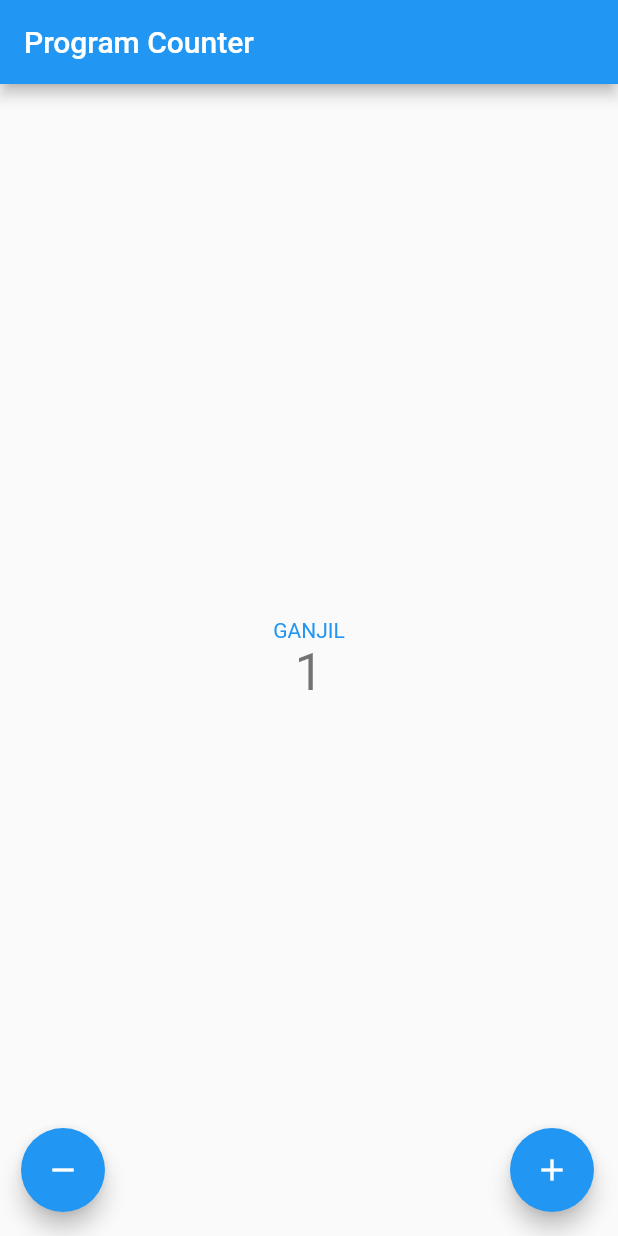
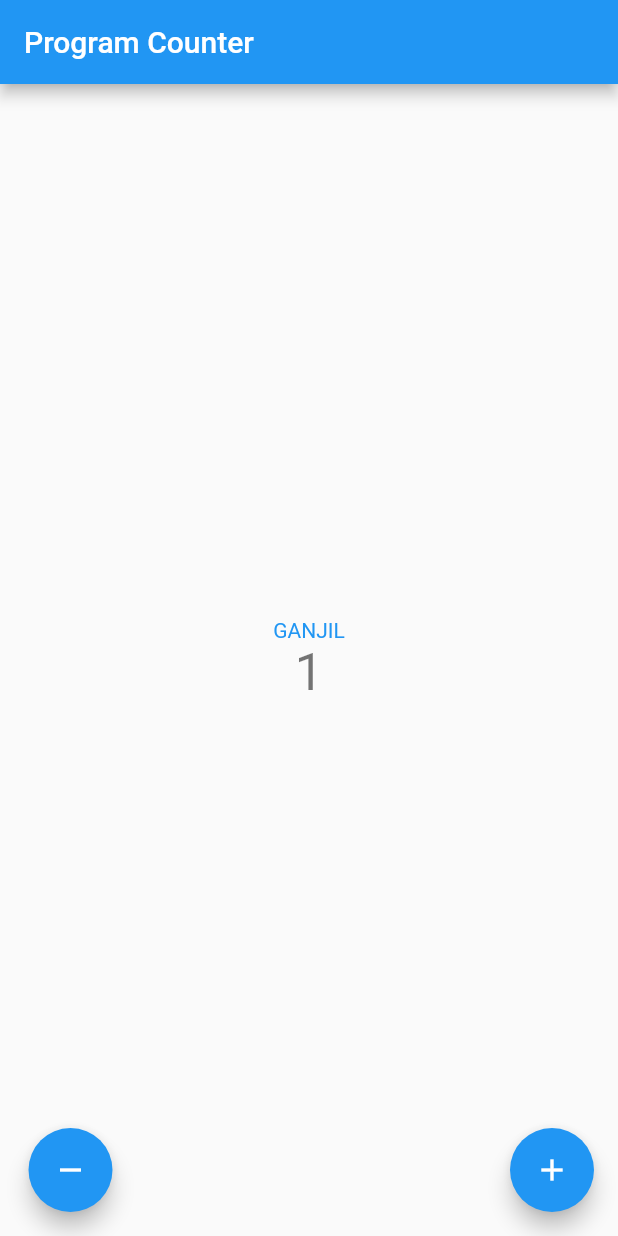
Before and after one commit to ZanettaAishaDharmawan/pbp-flutter-lab, a Flutter app: the screen it shows after launch, after a tap on the "add" icon, on a phone screen of 412 x 824 dp. Run offline on Flutter 3.47's test engine with Material 2 defaults, Android fonts, the phone set to English and light mode, and no system bars.

Commit message:
fix padding

```diff
--- a/lib/main.dart
+++ b/lib/main.dart
@@ -134,7 +134,7 @@ class _MyHomePageState extends State<MyHomePage> {
         ),
       ),
       floatingActionButton: Padding(
-        padding: const EdgeInsets.only(left: 30),
+        padding: const EdgeInsets.only(left: 35.0),
         child: Row(
           crossAxisAlignment: CrossAxisAlignment.end,
           children: [
```
Lines whose indentation alone changed are shown as unchanged.
